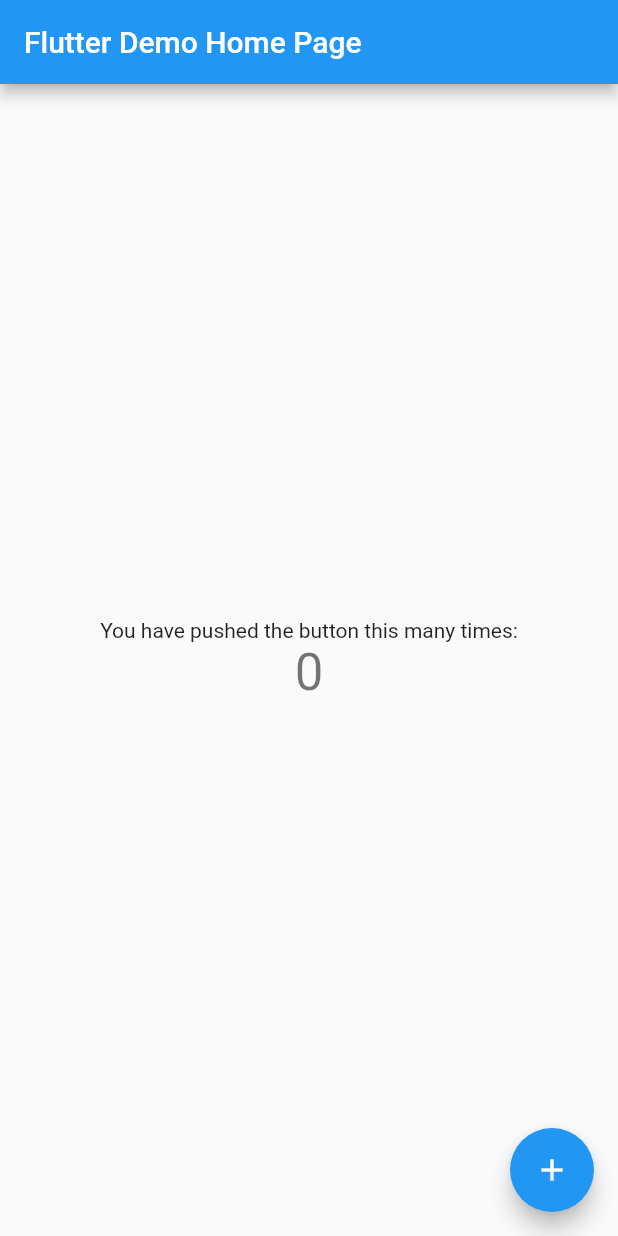
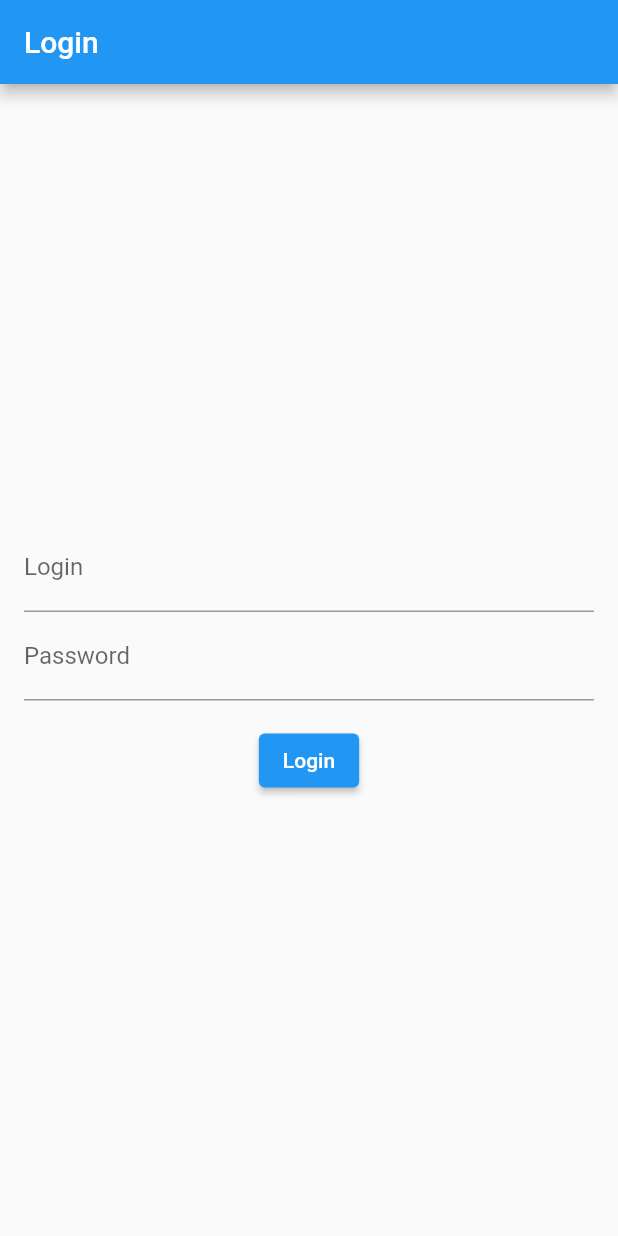
Before and after one commit to Pape45/Dolibarr_Mobile_Client, a Flutter app: the screen it shows after launch, on a phone screen of 412 x 824 dp. Run offline on Flutter 3.47's test engine with Material 2 defaults, Android fonts, the phone set to English and light mode, and no system bars.

Commit message:
Making authentification successfull with redirection. Basic login and home page but will design it soon

```diff
--- /dev/null
+++ b/lib/api/user_api.dart
@@ -0,0 +1,28 @@
+import 'dart:convert';
+import 'package:http/http.dart' as http;
+import 'package:dolibarr_mobile_client/model/user.dart';
+
+class UserApi {
+  static const _baseUrl = 'http://localhost/dolibarr16-04/api/index.php';
+
+  static Future<User> fetchUser(String username, String password) async {
+    final response = await http.post(
+      Uri.parse('$_baseUrl/login'),
+      headers: <String, String>{
+        'Content-Type': 'application/x-www-form-urlencoded',
+      },
+      body: {
+        'login': username,
+        'password': password,
+        'reset': '0',
+      },
+    );
+
+    if (response.statusCode == 200) {
+      final data = jsonDecode(response.body);
+      return User.fromJson(data);
+    } else {
+      throw Exception('Failed to login');
+    }
+  }
+}
--- a/lib/main.dart
+++ b/lib/main.dart
@@ -1,115 +1,131 @@
 import 'package:flutter/material.dart';
+import 'package:dolibarr_mobile_client/api/user_api.dart';
+
+import 'screens/home_page.dart';
 
 void main() {
   runApp(const MyApp());
 }
 
 class MyApp extends StatelessWidget {
-  const MyApp({super.key});
+  const MyApp({Key? key}) : super(key: key);
 
-  // This widget is the root of your application.
   @override
   Widget build(BuildContext context) {
-    return MaterialApp(
-      title: 'Flutter Demo',
-      theme: ThemeData(
-        // This is the theme of your application.
-        //
-        // Try running your application with "flutter run". You'll see the
-        // application has a blue toolbar. Then, without quitting the app, try
-        // changing the primarySwatch below to Colors.green and then invoke
-        // "hot reload" (press "r" in the console where you ran "flutter run",
-        // or simply save your changes to "hot reload" in a Flutter IDE).
-        // Notice that the counter didn't reset back to zero; the application
-        // is not restarted.
-        primarySwatch: Colors.blue,
-      ),
-      home: const MyHomePage(title: 'Flutter Demo Home Page'),
+    return const MaterialApp(
+      title: 'Your App Name',
+      home: LoginForm(),
     );
   }
 }
 
-class MyHomePage extends StatefulWidget {
-  const MyHomePage({super.key, required this.title});
-
-  // This widget is the home page of your application. It is stateful, meaning
-  // that it has a State object (defined below) that contains fields that affect
-  // how it looks.
-
-  // This class is the configuration for the state. It holds the values (in this
-  // case the title) provided by the parent (in this case the App widget) and
-  // used by the build method of the State. Fields in a Widget subclass are
-  // always marked "final".
-
-  final String title;
+class LoginForm extends StatefulWidget {
+  const LoginForm({Key? key}) : super(key: key);
 
   @override
-  State<MyHomePage> createState() => _MyHomePageState();
+  LoginFormState createState() => LoginFormState();
 }
 
-class _MyHomePageState extends State<MyHomePage> {
-  int _counter = 0;
+class LoginFormState extends State<LoginForm> {
+  final _formKey = GlobalKey<FormState>();
+  late final TextEditingController _loginController;
+  late final TextEditingController _passwordController;
+  bool _isLoading = false;
+  late String _errorMessage;
 
-  void _incrementCounter() {
+  @override
+  void initState() {
+    super.initState();
+    _loginController = TextEditingController();
+    _passwordController = TextEditingController();
+    _errorMessage = '';
+  }
+
+  Future<void> _submitForm() async {
+    if (!_formKey.currentState!.validate()) {
+      return;
+    }
+
     setState(() {
-      // This call to setState tells the Flutter framework that something has
-      // changed in this State, which causes it to rerun the build method below
-      // so that the display can reflect the updated values. If we changed
-      // _counter without calling setState(), then the build method would not be
-      // called again, and so nothing would appear to happen.
-      _counter++;
+      _isLoading = true;
+      _errorMessage = '';
     });
+
+    try {
+      final user = await UserApi.fetchUser(
+        _loginController.text,
+        _passwordController.text,
+      );
+      // Do something with the user, such as storing the token in a global state
+      Navigator.pushReplacement(
+        context,
+        MaterialPageRoute(builder: (context) => HomePage(user: user)),
+      );
+    } catch (e) {
+      setState(() {
+        _errorMessage = 'Failed to fetch user: $e';
+      });
+    } finally {
+      setState(() {
+        _isLoading = false;
+      });
+    }
   }
 
   @override
   Widget build(BuildContext context) {
-    // This method is rerun every time setState is called, for instance as done
-    // by the _incrementCounter method above.
-    //
-    // The Flutter framework has been optimized to make rerunning build methods
-    // fast, so that you can just rebuild anything that needs updating rather
-    // than having to individually change instances of widgets.
     return Scaffold(
       appBar: AppBar(
-        // Here we take the value from the MyHomePage object that was created by
-        // the App.build method, and use it to set our appbar title.
-        title: Text(widget.title),
+        title: const Text('Login'),
       ),
       body: Center(
-        // Center is a layout widget. It takes a single child and positions it
-        // in the middle of the parent.
-        child: Column(
-          // Column is also a layout widget. It takes a list of children and
-          // arranges them vertically. By default, it sizes itself to fit its
-          // children horizontally, and tries to be as tall as its parent.
-          //
-          // Invoke "debug painting" (press "p" in the console, choose the
-          // "Toggle Debug Paint" action from the Flutter Inspector in Android
-          // Studio, or the "Toggle Debug Paint" command in Visual Studio Code)
-          // to see the wireframe for each widget.
-          //
-          // Column has various properties to control how it sizes itself and
-          // how it positions its children. Here we use mainAxisAlignment to
-          // center the children vertically; the main axis here is the vertical
-          // axis because Columns are vertical (the cross axis would be
-          // horizontal).
-          mainAxisAlignment: MainAxisAlignment.center,
-          children: <Widget>[
-            const Text(
-              'You have pushed the button this many times:',
+        child: SingleChildScrollView(
+          child: Padding(
+            padding: const EdgeInsets.all(16.0),
+            child: Form(
+              key: _formKey,
+              child: Column(
+                mainAxisAlignment: MainAxisAlignment.center,
+                children: [
+                  TextFormField(
+                    controller: _loginController,
+                    decoration: const InputDecoration(labelText: 'Login'),
+                    validator: (value) {
+                      if (value == null || value.isEmpty) {
+                        return 'Please enter your login';
+                      }
+                      return null;
+                    },
+                  ),
+                  TextFormField(
+                    controller: _passwordController,
+                    decoration: const InputDecoration(labelText: 'Password'),
+                    obscureText: true,
+                    validator: (value) {
+                      if (value == null || value.isEmpty) {
+                        return 'Please enter your password';
+                      }
+                      return null;
+                    },
+                  ),
+                  const SizedBox(height: 16),
+                  ElevatedButton(
+                    onPressed: _isLoading ? null : _submitForm,
+                    child: _isLoading
+                        ? const CircularProgressIndicator()
+                        : const Text('Login'),
+                  ),
+                  if (_errorMessage.isNotEmpty)
+                    Text(
+                      _errorMessage,
+                      style: const TextStyle(color: Colors.red),
+                    ),
+                ],
+              ),
             ),
-            Text(
-              '$_counter',
-              style: Theme.of(context).textTheme.headline4,
-            ),
-          ],
+          ),
         ),
       ),
-      floatingActionButton: FloatingActionButton(
-        onPressed: _incrementCounter,
-        tooltip: 'Increment',
-        child: const Icon(Icons.add),
-      ), // This trailing comma makes auto-formatting nicer for build methods.
     );
   }
 }
--- a/lib/model/user.dart
+++ b/lib/model/user.dart
@@ -1,11 +1,11 @@
 class User {
-  final int successCode;
+  final int code;
   final String token;
-  final String entity;
+  final int entity;
   final String message;
 
   const User({
-    required this.successCode,
+    required this.code,
     required this.token,
     required this.entity,
     required this.message,
@@ -13,10 +13,10 @@ class User {
 
   factory User.fromJson(Map<String, dynamic> json) {
     return User(
-      successCode: json['success']['code'],
-      token: json['success']['token'],
-      entity: json['success']['entity'],
-      message: json['success']['message'],
+      code: int.parse(json['success']['code'].toString()),
+      token: json['success']['token'] as String,
+      entity: int.parse(json['success']['entity'].toString()),
+      message: json['success']['message'] as String,
     );
   }
 }
--- a/pubspec.yaml
+++ b/pubspec.yaml
@@ -36,6 +36,7 @@ dependencies:
   # The following adds the Cupertino Icons font to your application.
   # Use with the CupertinoIcons class for iOS style icons.
   cupertino_icons: ^1.0.2
+  http: ^0.13.5
 
 dev_dependencies:
   flutter_test:
```
Also changed, not shown: lib/screens/home_page.dart (added, +28 -0 lines), pubspec.lock, 1 other file.
